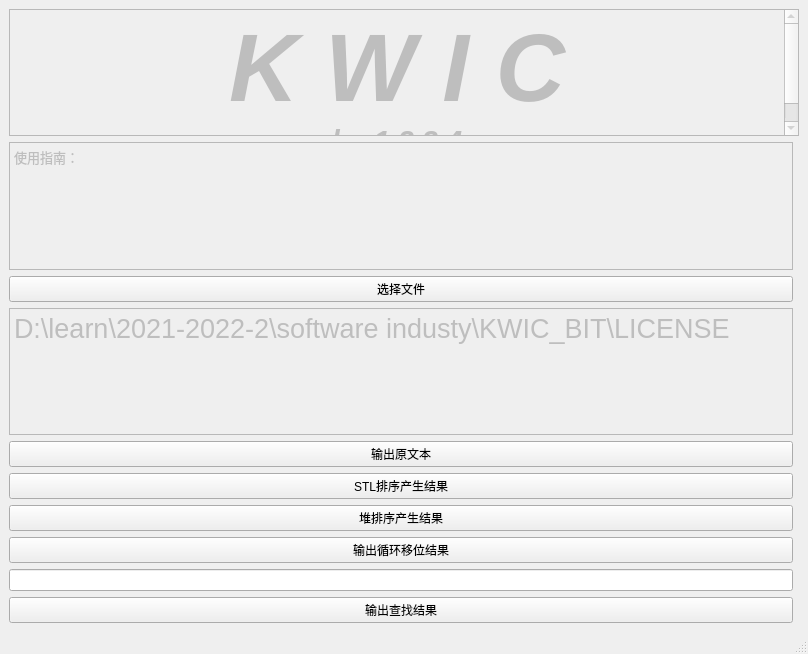
Old version of the form GUI/kwic_ui.ui in the repository AuYang261/KWIC_BIT.
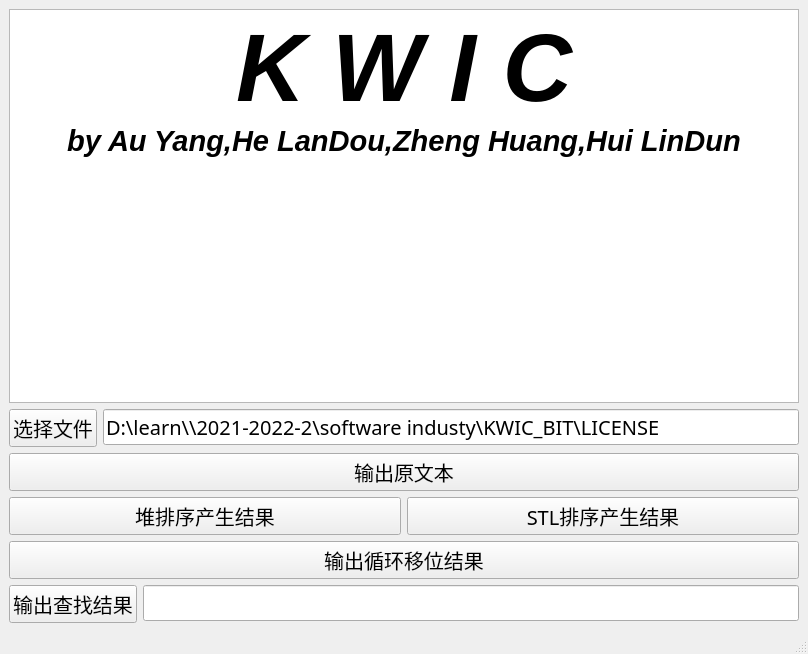
New version of the form.

Diff of the .ui file:
```diff
--- a/GUI/kwic_ui.ui
+++ b/GUI/kwic_ui.ui
@@ -15,17 +15,10 @@
   </property>
   <widget class="QWidget" name="centralwidget">
    <layout class="QGridLayout" name="gridLayout">
-    <item row="2" column="0">
-     <widget class="QPushButton" name="file_Button">
-      <property name="text">
-       <string>选择文件</string>
-      </property>
-     </widget>
-    </item>
-    <item row="0" column="0" colspan="2">
+    <item row="0" column="0">
      <widget class="QTextBrowser" name="textBrowser">
       <property name="enabled">
-       <bool>false</bool>
+       <bool>true</bool>
       </property>
       <property name="html">
        <string>&lt;!DOCTYPE HTML PUBLIC &quot;-//W3C//DTD HTML 4.0//EN&quot; &quot;http://www.w3.org/TR/REC-html40/strict.dtd&quot;&gt;
@@ -33,99 +26,136 @@
 p, li { white-space: pre-wrap; }
 &lt;/style&gt;&lt;/head&gt;&lt;body style=&quot; font-family:'SimSun'; font-size:9pt; font-weight:400; font-style:normal;&quot;&gt;
 &lt;p align=&quot;center&quot; style=&quot; margin-top:0px; margin-bottom:0px; margin-left:0px; margin-right:0px; -qt-block-indent:0; text-indent:0px;&quot;&gt;&lt;span style=&quot; font-size:72pt; font-weight:600; font-style:italic;&quot;&gt;K W I C&lt;/span&gt;&lt;/p&gt;
-&lt;p align=&quot;center&quot; style=&quot; margin-top:0px; margin-bottom:0px; margin-left:0px; margin-right:0px; -qt-block-indent:0; text-indent:0px;&quot;&gt;&lt;span style=&quot; font-size:22pt; font-weight:600; font-style:italic;&quot;&gt;by 1,2,3,4&lt;/span&gt;&lt;/p&gt;&lt;/body&gt;&lt;/html&gt;</string>
-      </property>
-     </widget>
-    </item>
-    <item row="6" column="0">
-     <widget class="QPushButton" name="sortRow_Button2">
-      <property name="text">
-       <string>堆排序产生结果</string>
+&lt;p align=&quot;center&quot; style=&quot; margin-top:0px; margin-bottom:0px; margin-left:0px; margin-right:0px; -qt-block-indent:0; text-indent:0px;&quot;&gt;&lt;span style=&quot; font-size:22pt; font-weight:600; font-style:italic;&quot;&gt;by Au Yang,He LanDou,Zheng Huang,Hui LinDun&lt;/span&gt;&lt;/p&gt;&lt;/body&gt;&lt;/html&gt;</string>
       </property>
      </widget>
     </item>
     <item row="1" column="0">
-     <widget class="QTextBrowser" name="textBrowser_2">
-      <property name="enabled">
-       <bool>false</bool>
-      </property>
-      <property name="html">
-       <string>&lt;!DOCTYPE HTML PUBLIC &quot;-//W3C//DTD HTML 4.0//EN&quot; &quot;http://www.w3.org/TR/REC-html40/strict.dtd&quot;&gt;
-&lt;html&gt;&lt;head&gt;&lt;meta name=&quot;qrichtext&quot; content=&quot;1&quot; /&gt;&lt;style type=&quot;text/css&quot;&gt;
-p, li { white-space: pre-wrap; }
-&lt;/style&gt;&lt;/head&gt;&lt;body style=&quot; font-family:'SimSun'; font-size:9pt; font-weight:400; font-style:normal;&quot;&gt;
-&lt;p style=&quot; margin-top:0px; margin-bottom:0px; margin-left:0px; margin-right:0px; -qt-block-indent:0; text-indent:0px;&quot;&gt;&lt;span style=&quot; font-size:10pt;&quot;&gt;使用指南：&lt;/span&gt;&lt;/p&gt;&lt;/body&gt;&lt;/html&gt;</string>
+     <layout class="QFormLayout" name="formLayout_2">
+      <item row="0" column="0">
+       <widget class="QPushButton" name="file_Button">
+        <property name="font">
+         <font>
+          <family>微软雅黑</family>
+          <pointsize>15</pointsize>
+         </font>
+        </property>
+        <property name="text">
+         <string>选择文件</string>
       </property>
      </widget>
     </item>
-    <item row="4" column="0">
+      <item row="0" column="1">
+       <widget class="QLineEdit" name="file_broswer">
+        <property name="font">
+         <font>
+          <family>微软雅黑</family>
+          <pointsize>15</pointsize>
+         </font>
+        </property>
+        <property name="text">
+         <string>D:\learn\\2021-2022-2\software industy\KWIC_BIT\LICENSE</string>
+        </property>
+       </widget>
+      </item>
+     </layout>
+    </item>
+    <item row="2" column="0">
      <widget class="QPushButton" name="origin_Button">
       <property name="enabled">
        <bool>true</bool>
       </property>
+      <property name="font">
+       <font>
+        <family>微软雅黑</family>
+        <pointsize>15</pointsize>
+       </font>
+      </property>
       <property name="text">
        <string>输出原文本</string>
       </property>
      </widget>
     </item>
-    <item row="5" column="0">
+    <item row="3" column="0">
+     <layout class="QHBoxLayout" name="horizontalLayout">
+      <item>
+       <widget class="QPushButton" name="sortRow_Button2">
+        <property name="font">
+         <font>
+          <family>微软雅黑</family>
+          <pointsize>15</pointsize>
+         </font>
+        </property>
+        <property name="text">
+         <string>堆排序产生结果</string>
+        </property>
+       </widget>
+      </item>
+      <item>
      <widget class="QPushButton" name="sortRow_Button">
       <property name="enabled">
        <bool>true</bool>
       </property>
+        <property name="font">
+         <font>
+          <family>微软雅黑</family>
+          <pointsize>15</pointsize>
+         </font>
+        </property>
       <property name="text">
        <string>STL排序产生结果</string>
       </property>
      </widget>
     </item>
-    <item row="3" column="0">
-     <widget class="QTextBrowser" name="file_browser">
-      <property name="enabled">
-       <bool>false</bool>
-      </property>
-      <property name="html">
-       <string>&lt;!DOCTYPE HTML PUBLIC &quot;-//W3C//DTD HTML 4.0//EN&quot; &quot;http://www.w3.org/TR/REC-html40/strict.dtd&quot;&gt;
-&lt;html&gt;&lt;head&gt;&lt;meta name=&quot;qrichtext&quot; content=&quot;1&quot; /&gt;&lt;style type=&quot;text/css&quot;&gt;
-p, li { white-space: pre-wrap; }
-&lt;/style&gt;&lt;/head&gt;&lt;body style=&quot; font-family:'SimSun'; font-size:9pt; font-weight:400; font-style:normal;&quot;&gt;
-&lt;p style=&quot; margin-top:0px; margin-bottom:0px; margin-left:0px; margin-right:0px; -qt-block-indent:0; text-indent:0px;&quot;&gt;&lt;span style=&quot; font-size:20pt;&quot;&gt;D:\learn\2021-2022-2\software industy\KWIC_BIT\LICENSE&lt;/span&gt;&lt;/p&gt;&lt;/body&gt;&lt;/html&gt;</string>
-      </property>
-     </widget>
+     </layout>
     </item>
-    <item row="7" column="0">
+    <item row="4" column="0">
      <widget class="QPushButton" name="shift_Button">
       <property name="enabled">
        <bool>true</bool>
       </property>
+      <property name="font">
+       <font>
+        <family>微软雅黑</family>
+        <pointsize>15</pointsize>
+       </font>
+      </property>
       <property name="text">
        <string>输出循环移位结果</string>
       </property>
      </widget>
     </item>
-    <item row="8" column="0">
-     <widget class="QLineEdit" name="word_LineEdit"/>
-    </item>
-    <item row="9" column="0">
+    <item row="5" column="0">
+     <layout class="QFormLayout" name="formLayout_3">
+      <item row="0" column="0">
      <widget class="QPushButton" name="find_Button">
       <property name="enabled">
        <bool>true</bool>
       </property>
+        <property name="font">
+         <font>
+          <family>微软雅黑</family>
+          <pointsize>15</pointsize>
+         </font>
+        </property>
       <property name="text">
        <string>输出查找结果</string>
       </property>
      </widget>
     </item>
-   </layout>
-   <widget class="QWidget" name="widget" native="true">
-    <property name="geometry">
-     <rect>
-      <x>10</x>
-      <y>0</y>
-      <width>120</width>
-      <height>80</height>
-     </rect>
-    </property>
-   </widget>
+      <item row="0" column="1">
+       <widget class="QLineEdit" name="word_LineEdit">
+        <property name="font">
+         <font>
+          <family>微软雅黑</family>
+          <pointsize>15</pointsize>
+         </font>
+        </property>
+       </widget>
+      </item>
+     </layout>
+    </item>
+   </layout>
   </widget>
   <widget class="QStatusBar" name="statusbar"/>
  </widget>
```
Lines whose indentation alone changed are shown as unchanged.
